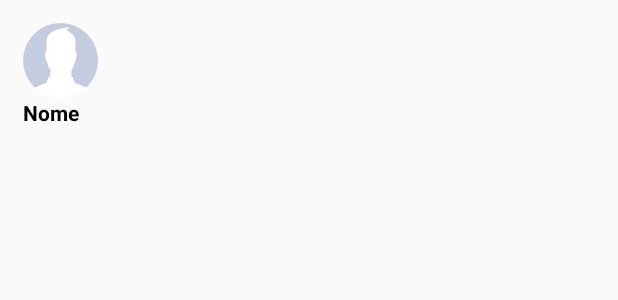
After one commit to davif10/whatsapp-android-java, an Android app: the layout adapter_grupo_selecionado.xml on its own in the app's theme, with its tools: preview values and no code run, on a phone screen of 412 x 824 dp. The commit adds this screen. Shown: the top 300 px of the screen. Run offline under Robolectric (Android 15) with nearby library versions, the phone set to English and light mode, and no system bars.

Commit message:
Configurando o Grupo Selecionado Adapter e  criado o xml para exibição.

```diff
--- /dev/null
+++ b/WhatsApp/app/src/main/res/layout/adapter_grupo_selecionado.xml
@@ -0,0 +1,28 @@
+<?xml version="1.0" encoding="utf-8"?>
+<LinearLayout xmlns:android="http://schemas.android.com/apk/res/android"
+    android:layout_width="wrap_content"
+    android:layout_height="wrap_content"
+    android:orientation="vertical"
+    android:padding="10dp">
+
+    <LinearLayout
+        android:layout_width="wrap_content"
+        android:layout_height="wrap_content"
+        android:orientation="vertical"
+        android:padding="5dp">
+
+        <de.hdodenhof.circleimageview.CircleImageView
+            android:id="@+id/imageViewFotoMembroSelecionado"
+            android:layout_width="50dp"
+            android:layout_height="50dp"
+            android:src="@drawable/padrao" />
+
+        <TextView
+            android:id="@+id/textNomeMembroSelecionado"
+            android:layout_width="match_parent"
+            android:layout_height="wrap_content"
+            android:text="Nome"
+            android:textColor="@android:color/black"
+            android:textStyle="bold" />
+    </LinearLayout>
+</LinearLayout>
```
Also changed, not shown: WhatsApp/app/src/main/java/com/davi/whatsapp/activity/GrupoActivity.java (+47 -1 lines), WhatsApp/app/src/main/java/com/davi/whatsapp/adapter/GrupoSelecionadoAdapter.java (added, +67 -0 lines).
